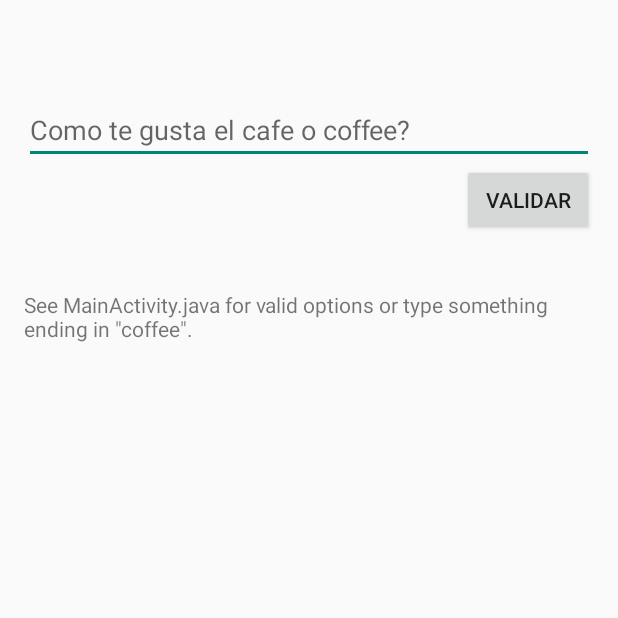
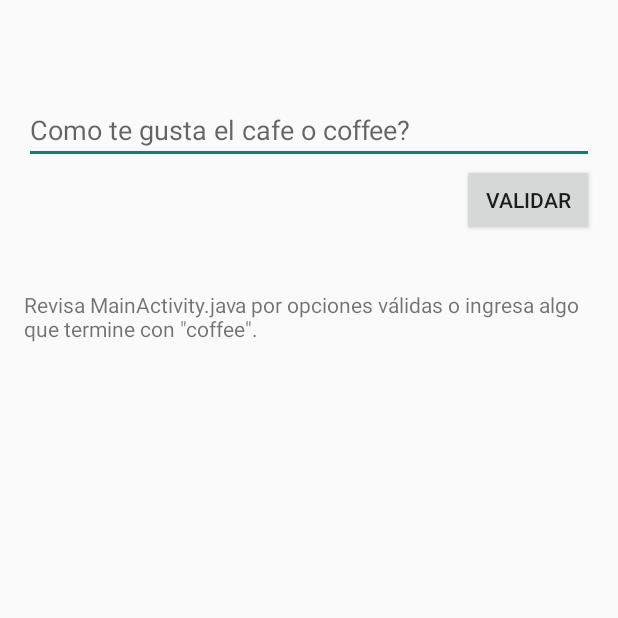
Before and after one commit to Gerardo-rios/Tests_IS2, an Android app: the screen it shows after launch (MainActivity), on a phone screen of 412 x 824 dp, the top half of it. Run offline under Robolectric (Android 15) with nearby library versions, the light colour scheme and no system bars.

Commit message:
fix-english words

```diff
--- a/Test_expresso/app/src/main/java/com/example/android/testing/espresso/CustomMatcherSample/MainActivity.java
+++ b/Test_expresso/app/src/main/java/com/example/android/testing/espresso/CustomMatcherSample/MainActivity.java
@@ -38,7 +38,7 @@ public class MainActivity extends Activity implements View.OnClickListener {
             Arrays.asList("Espresso", "Latte", "Mocha", "Café con leche", "Cold brew");
 
     @VisibleForTesting
-    public static final String VALID_ENDING = "coffee";
+    public static final String VALID_ENDING = "cafe";
 
     private EditText mInputText;
     private View mSuccessView;
--- a/Test_expresso/app/src/main/res/values/strings.xml
+++ b/Test_expresso/app/src/main/res/values/strings.xml
@@ -17,8 +17,7 @@
 <resources>
 
     <string name="app_name">Expresso Example</string>
-    <string name="instructions">See MainActivity.java for valid options or type something ending
-        in \"coffee\".
+    <string name="instructions">Revisa MainActivity.java por opciones válidas o ingresa algo que termine con \"coffee\".
     </string>
     <string name="hint">Como te gusta el cafe o coffee?</string>
     <string name="validate">Validar</string>
```
Also changed, not shown: 2 other files.
